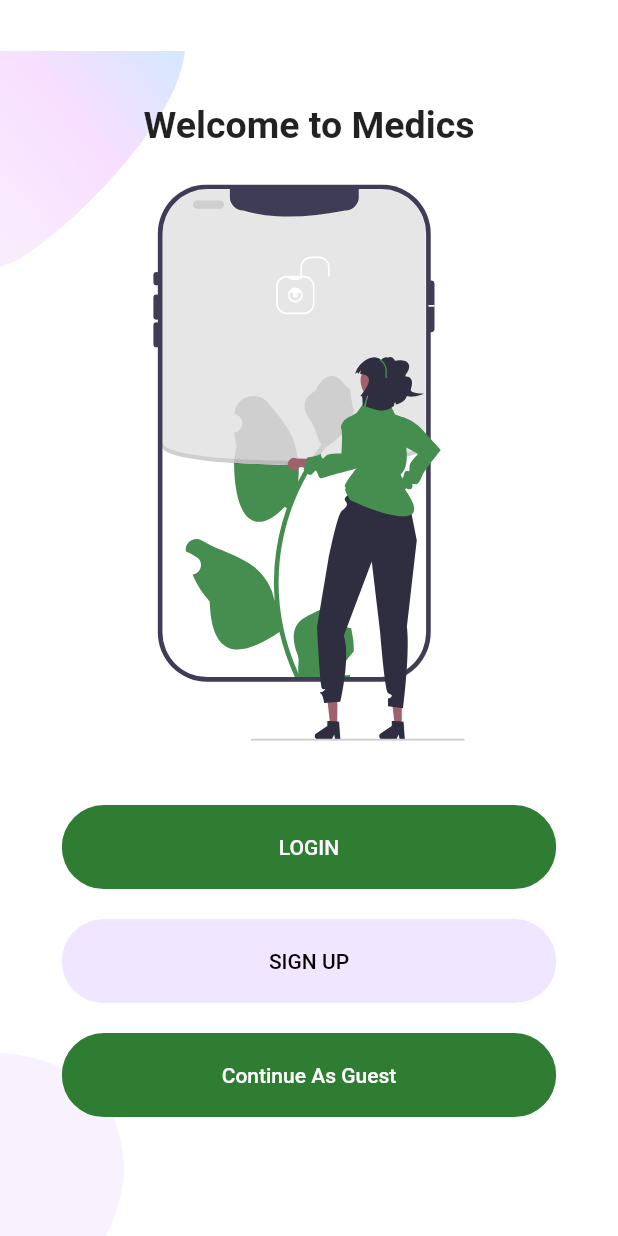
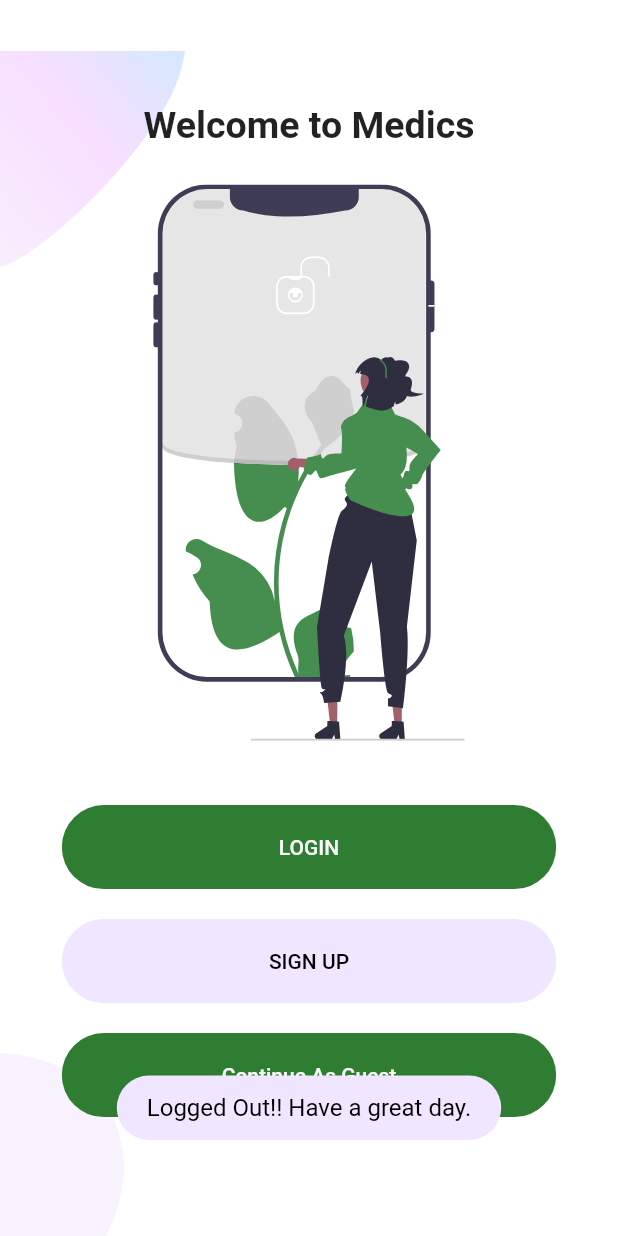
Before and after one commit to sudip70/FYP-Frontend_Flutter, a Flutter app: the ButtomNav screen opened by its route, item 5 of the bottom bar chosen, after a tap on "Log Out", on a phone screen of 412 x 824 dp. Run offline on Flutter 3.47's test engine with Material 2 defaults, Android fonts, the phone set to English and light mode, and no system bars; our stand-ins replace flutter_secure_storage, flutter_svg, fluttertoast, google_nav_bar; accounts and stored records are empty.

Commit message:
100% done

```diff
--- a/medics/lib/screens/profile_screen/components/body.dart
+++ b/medics/lib/screens/profile_screen/components/body.dart
@@ -138,6 +138,14 @@ class Body extends StatelessWidget {
             press: () async {
               FlutterSecureStorage? cache = const FlutterSecureStorage();
               await cache.deleteAll();
+              Fluttertoast.showToast(
+                  msg: "Logged Out!! Have a great day.",
+                  toastLength: Toast.LENGTH_SHORT,
+                  gravity: ToastGravity.BOTTOM,
+                  timeInSecForIosWeb: 1,
+                  backgroundColor: kPrimaryLightColor,
+                  textColor: Colors.black,
+                  fontSize: 16.0);
               Navigator.pushNamed(context, AppPath.welcomepage);
             },
           ),
```
Also changed, not shown: medics/lib/screens/login_screen/components/body.dart (+8 -0 lines).
